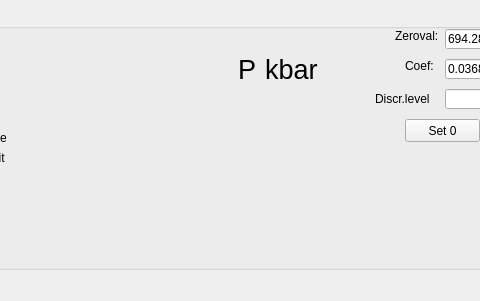
First picture: the form in laborIott/procedures/JY_ruby/RubyPressure.ui, repository Kassikakk/laborIott, before the edit; both pictures show x 94 to 574 and y 0 to 301 of the 804 by 301 pixel window.
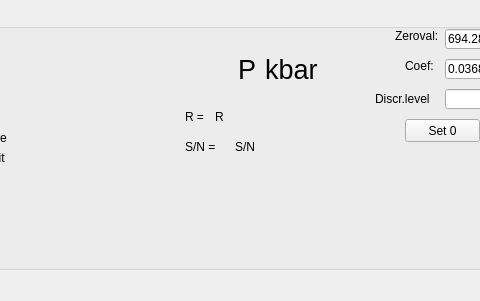
Second picture: the form after the edit.

Commit message: Midagi veel

What changed in the file:
```diff
--- a/laborIott/procedures/JY_ruby/RubyPressure.ui
+++ b/laborIott/procedures/JY_ruby/RubyPressure.ui
@@ -209,6 +209,58 @@
         <bool>true</bool>
        </property>
       </widget>
+      <widget class="QLabel" name="RLabel">
+       <property name="geometry">
+        <rect>
+         <x>300</x>
+         <y>100</y>
+         <width>61</width>
+         <height>16</height>
+        </rect>
+       </property>
+       <property name="text">
+        <string>R</string>
+       </property>
+      </widget>
+      <widget class="QLabel" name="label_2">
+       <property name="geometry">
+        <rect>
+         <x>270</x>
+         <y>100</y>
+         <width>41</width>
+         <height>16</height>
+        </rect>
+       </property>
+       <property name="text">
+        <string>R = </string>
+       </property>
+      </widget>
+      <widget class="QLabel" name="label_4">
+       <property name="geometry">
+        <rect>
+         <x>270</x>
+         <y>130</y>
+         <width>41</width>
+         <height>16</height>
+        </rect>
+       </property>
+       <property name="text">
+        <string>S/N = </string>
+       </property>
+      </widget>
+      <widget class="QLabel" name="SNLabel">
+       <property name="geometry">
+        <rect>
+         <x>320</x>
+         <y>130</y>
+         <width>61</width>
+         <height>16</height>
+        </rect>
+       </property>
+       <property name="text">
+        <string>S/N</string>
+       </property>
+      </widget>
      </widget>
     </item>
    </layout>
```
Left out of the diff: 2 changed lines with no effect on the pictures. The commit also changes 2 other files.
